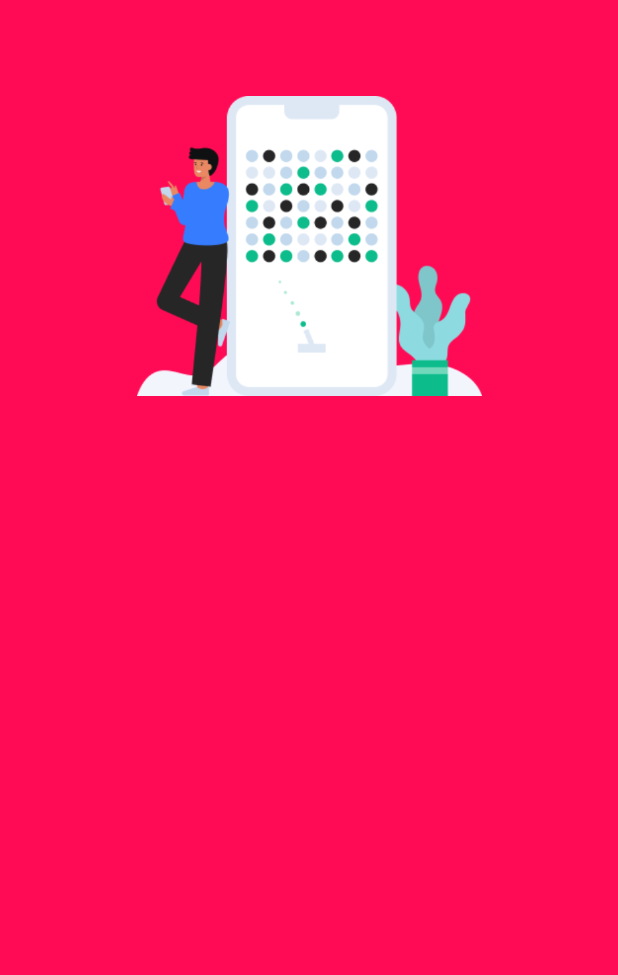
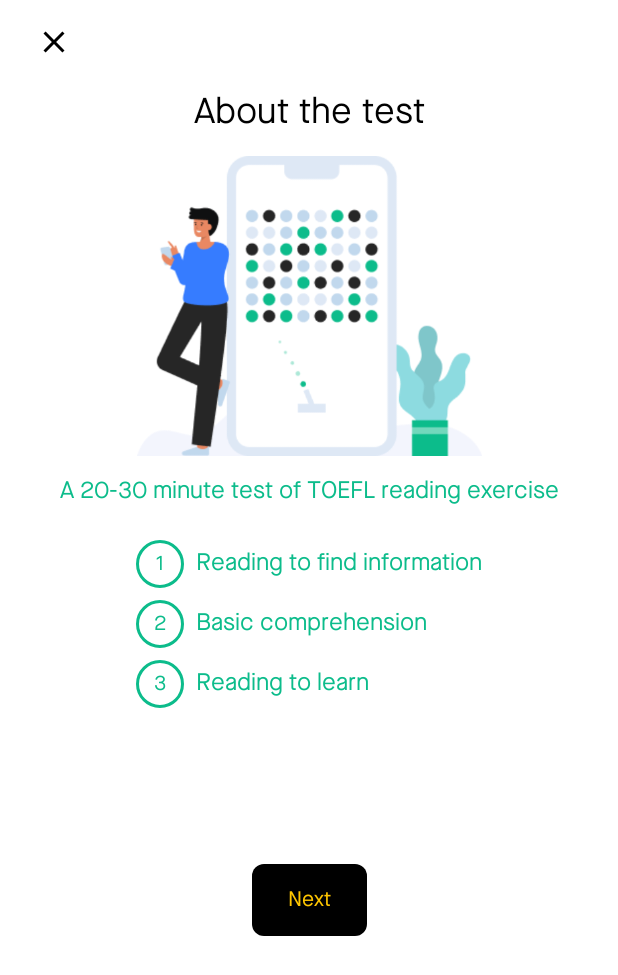
Before and after one commit to andr0medaz/glossea, an Android app built with Jetpack Compose: the screen it shows after launch (MainActivity), on a phone screen of 412 x 824 dp. Shown: the top 975 px of the screen. Run offline under Robolectric (Android 15) with nearby library versions, the phone set to English and light mode, and no system bars.

Commit message:
feat: make onboarding screnn, not final

```diff
--- a/app/src/main/java/com/purplenoise/glossea/ui/MainActivity.kt
+++ b/app/src/main/java/com/purplenoise/glossea/ui/MainActivity.kt
@@ -15,7 +15,6 @@ import androidx.compose.ui.Modifier
 import androidx.compose.ui.res.colorResource
 import androidx.compose.ui.tooling.preview.Preview
 import androidx.compose.ui.unit.dp
-import com.purplenoise.glossea.ui.component.atom.PrimaryButton
 import com.purplenoise.glossea.ui.screen.OnboardingScreen
 import com.purplenoise.glossea.ui.screen.OnboardingScreenScaffold
 import com.purplenoise.glossea.ui.theme.CustomTheme
--- a/app/src/main/java/com/purplenoise/glossea/ui/component/InputBar.kt
+++ b/app/src/main/java/com/purplenoise/glossea/ui/component/InputBar.kt
@@ -22,7 +22,6 @@ import androidx.compose.ui.text.TextStyle
 import androidx.compose.ui.tooling.preview.Preview
 import androidx.compose.ui.unit.dp
 import androidx.compose.ui.unit.sp
-import com.purplenoise.glossea.ui.component.atom.PrimaryButton
 import com.purplenoise.glossea.ui.theme.CustomTheme
 
 @Composable
--- a/app/src/main/java/com/purplenoise/glossea/ui/screen/refactOnBoardingScreen.kt
+++ b/app/src/main/java/com/purplenoise/glossea/ui/screen/refactOnBoardingScreen.kt
@@ -1,6 +1,7 @@
 package com.purplenoise.glossea.ui.screen
 
 import androidx.compose.foundation.Image
+import androidx.compose.foundation.background
 import androidx.compose.foundation.border
 import androidx.compose.foundation.layout.Arrangement
 import androidx.compose.foundation.layout.Box
@@ -10,10 +11,13 @@ import androidx.compose.foundation.layout.Spacer
 import androidx.compose.foundation.layout.fillMaxSize
 import androidx.compose.foundation.layout.fillMaxWidth
 import androidx.compose.foundation.layout.height
+import androidx.compose.foundation.layout.navigationBarsPadding
 import androidx.compose.foundation.layout.padding
 import androidx.compose.foundation.layout.size
 import androidx.compose.foundation.layout.width
+import androidx.compose.foundation.rememberScrollState
 import androidx.compose.foundation.shape.CircleShape
+import androidx.compose.foundation.verticalScroll
 import androidx.compose.material.icons.Icons
 import androidx.compose.material.icons.filled.Close
 import androidx.compose.material3.Button
@@ -31,12 +35,13 @@ import androidx.compose.ui.text.style.TextAlign
 import androidx.compose.ui.tooling.preview.Preview
 import androidx.compose.ui.unit.dp
 import com.purplenoise.glossea.R
+import com.purplenoise.glossea.ui.component.atom.CenteredAutoResetButton
 import com.purplenoise.glossea.ui.theme.CustomTheme
 
 @Composable
 fun OnboardingScreenScaffold(
-    onNextClick: () -> Unit = {},
-    modifier: Modifier = Modifier
+    modifier: Modifier = Modifier,
+    onNextClick: () -> Unit = {}
 ) {
     val colors = CustomTheme.colorScheme
     val typography = CustomTheme.typography
@@ -47,16 +52,28 @@ fun OnboardingScreenScaffold(
         containerColor = colors.background,
         bottomBar = {
             // Tombol di bawah
+            Box(
+                modifier = Modifier
+                    .fillMaxWidth()
+                    .background(colors.background)
+                    .navigationBarsPadding()
+                    .padding(
+                        start = 24.dp,
+                        end = 24.dp,
+                        top = 16.dp,
+                        bottom = 200.dp // Naikkan tombol dari bawah
+                    )
+            ) {
                 Button(
                     onClick = onNextClick,
                     modifier = Modifier
-                    .fillMaxWidth()
                         .height(48.dp)
-                    .padding(horizontal = 24.dp, vertical = 16.dp),
+                        .align(Alignment.Center),
                     shape = shapes.button,
                     colors = ButtonDefaults.buttonColors(containerColor = colors.primary)
                 ) {
                     Text("Next", color = colors.onPrimary, style = typography.labelLarge)
+                }
             }
         }
     ) { innerPadding ->
@@ -64,17 +81,22 @@ fun OnboardingScreenScaffold(
             modifier = Modifier
                 .fillMaxSize()
                 .padding(innerPadding)
-                .padding(horizontal = 24.dp, vertical = 16.dp),
         ) {
-            // Icon Close di pojok kanan atas
+            Column(
+                modifier = Modifier
+                    .weight(1f)
+                    .verticalScroll(rememberScrollState())
+                    .padding(horizontal = 24.dp, vertical = 16.dp)
+            ) {
+                // Icon Close di pojok kiri atas
                 Row(
                     modifier = Modifier.fillMaxWidth(),
-                horizontalArrangement = Arrangement.End
+                    horizontalArrangement = Arrangement.Start
                 ) {
                     Icon(
                         imageVector = Icons.Default.Close,
                         contentDescription = "Close",
-                    tint = colors.onBackground,
+                        tint = colors.primary,
                         modifier = Modifier.size(24.dp)
                     )
                 }
@@ -86,6 +108,16 @@ fun OnboardingScreenScaffold(
                     horizontalAlignment = Alignment.CenterHorizontally,
                     modifier = Modifier.fillMaxWidth()
                 ) {
+                    Text(
+                        text = "About the test",
+                        style = typography.titleLarge,
+                        color = colors.primary,
+                        textAlign = TextAlign.Center,
+                        modifier = Modifier.fillMaxWidth()
+                    )
+
+                    Spacer(modifier = Modifier.height(16.dp))
+
                     Image(
                         painter = painterResource(id = R.drawable.illustration_1),
                         contentDescription = "Illustration",
@@ -93,14 +125,6 @@ fun OnboardingScreenScaffold(
                             .fillMaxWidth()
                             .height(200.dp),
                         contentScale = ContentScale.Fit
-                )
-
-                Spacer(modifier = Modifier.height(16.dp))
-
-                Text(
-                    text = "About the test",
-                    style = typography.titleNormal,
-                    color = colors.onBackground
                     )
 
                     Spacer(modifier = Modifier.height(16.dp))
@@ -126,6 +150,8 @@ fun OnboardingScreenScaffold(
             }
         }
     }
+}
+
 
 
 @Composable
--- a/app/src/main/java/com/purplenoise/glossea/ui/theme/Color.kt
+++ b/app/src/main/java/com/purplenoise/glossea/ui/theme/Color.kt
@@ -13,6 +13,7 @@ val Pink40 = Color(0xFF7D5260)
 val orange = Color(0xFFFF3300)
 val gray = Color(0xFFD9D9D9)
 val yellow = Color(0xFFFFC600)
-val green = Color(0xFF0CBC8B)
+val TestWarna1 = Color(0xFF0CBC8B)
 
-val TestWarna1 = Color(0xFFFF0B55) // Contoh definisi TestWarna1
+val black = Color(0xFF000000)
+val white = Color(0xFFFFFFFF) // Contoh definisi TestWarna1
--- a/app/src/main/java/com/purplenoise/glossea/ui/theme/CustomTheme.kt
+++ b/app/src/main/java/com/purplenoise/glossea/ui/theme/CustomTheme.kt
@@ -14,9 +14,9 @@ import androidx.compose.ui.unit.dp
 import androidx.compose.ui.unit.sp
 
 private val darkColorScheme = CustomColorScheme(
-    background = TestWarna1,
+    background = white,
     onBackground = TestWarna1,
-    primary = TestWarna1,
+    primary = black,
     onPrimary = TestWarna1,
     secondary = TestWarna1,
     onSecondary = TestWarna1
@@ -24,9 +24,9 @@ private val darkColorScheme = CustomColorScheme(
 )
 
 private val lightColorScheme = CustomColorScheme(
-    background = TestWarna1,
+    background = white,
     onBackground = TestWarna1,
-    primary = TestWarna1,
+    primary = black,
     onPrimary = yellow,
     secondary = TestWarna1,
     onSecondary = TestWarna1
```
Also changed, not shown: app/src/main/java/com/purplenoise/glossea/ui/component/atom/PrimaryButton.kt (+42 -28 lines). Lines whose indentation alone changed are shown as unchanged.
